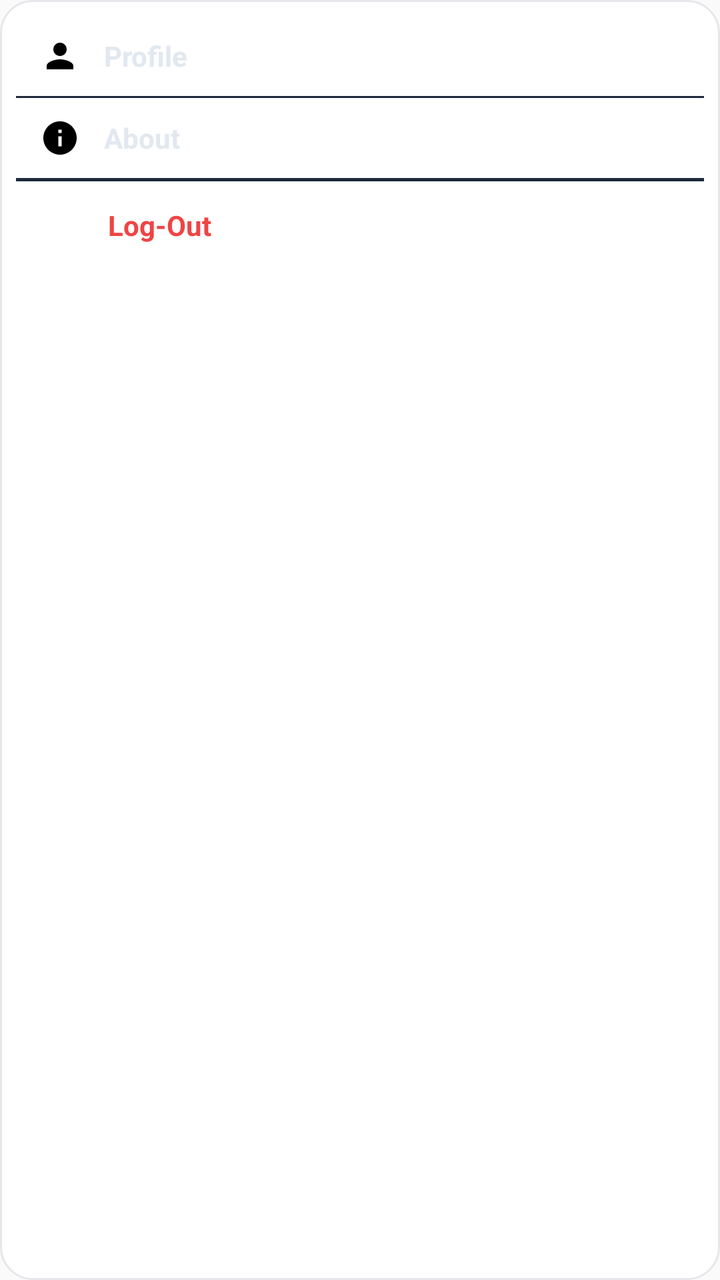
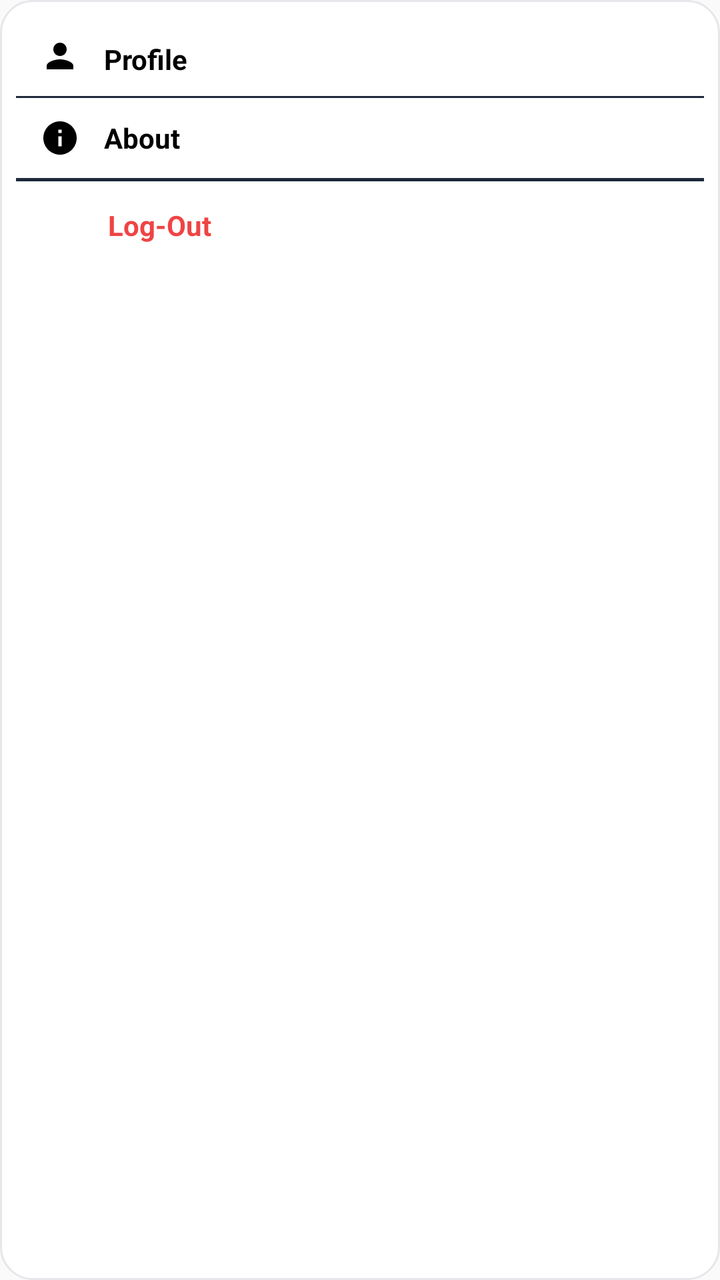

Screens rendered from an Android XML layout before and after an edit, with the pre-edit source and the edit as a unified diff.
<!-- AndroidManifest.xml: application theme Theme.FloodGuard -->
<!-- res/layout/nav_dropdown_menu.xml -->
<?xml version="1.0" encoding="utf-8"?>
<LinearLayout xmlns:android="http://schemas.android.com/apk/res/android"
    android:layout_width="180dp"
    android:layout_height="wrap_content"
    android:background="@drawable/dropdown_menu_bg"
    android:orientation="vertical"
    android:padding="8dp">

    
    <LinearLayout
        android:id="@+id/menuProfile"
        android:layout_width="match_parent"
        android:layout_height="40dp"
        android:clickable="true"
        android:focusable="true"
        android:gravity="center_vertical"
        android:orientation="horizontal"
        android:paddingStart="12dp"
        android:paddingEnd="12dp">

        <ImageView
            android:layout_width="20dp"
            android:layout_height="20dp"
            android:src="@drawable/ic_profile"
            android:contentDescription="Profile" />

        <TextView
            android:layout_width="wrap_content"
            android:layout_height="wrap_content"
            android:layout_marginStart="12dp"
            android:text="Profile"
            android:textColor="#E2E8F0"
            android:textSize="14sp"
            android:textStyle="bold" />
    </LinearLayout>

    <View
        android:layout_width="match_parent"
        android:layout_height="1dp"
        android:background="#1E293B" />

    
    <LinearLayout
        android:id="@+id/menuAbout"
        android:layout_width="match_parent"
        android:layout_height="40dp"
        android:clickable="true"
        android:focusable="true"
        android:gravity="center_vertical"
        android:orientation="horizontal"
        android:paddingStart="12dp"
        android:paddingEnd="12dp">

        <ImageView
            android:layout_width="20dp"
            android:layout_height="20dp"
            android:src="@drawable/ic_info"
            android:contentDescription="About" />

        <TextView
            android:layout_width="wrap_content"
            android:layout_height="wrap_content"
            android:layout_marginStart="12dp"
            android:text="About"
            android:textColor="#E2E8F0"
            android:textSize="14sp"
            android:textStyle="bold" />
    </LinearLayout>

    <View
        android:layout_width="match_parent"
        android:layout_height="1.5dp"
        android:background="#1E293B" />

    
    <LinearLayout
        android:id="@+id/menuLogout"
        android:layout_width="match_parent"
        android:layout_height="44dp"
        android:clickable="true"
        android:focusable="true"
        android:gravity="center_vertical"
        android:orientation="horizontal"
        android:paddingStart="12dp"
        android:paddingEnd="12dp">

        <ImageView
            android:layout_width="22dp"
            android:layout_height="22dp"
            android:src="@drawable/ic_logout"
            android:contentDescription="Log-Out" />

        <TextView
            android:layout_width="wrap_content"
            android:layout_height="wrap_content"
            android:layout_marginStart="12dp"
            android:text="Log-Out"
            android:textColor="#EF4444"
            android:textSize="14sp"
            android:textStyle="bold" />
    </LinearLayout>

</LinearLayout>
<!-- resources referenced by this layout -->
<resources>
  <!-- drawable dropdown_menu_bg (drawable) -->
  <?xml version="1.0" encoding="utf-8"?>
  <shape xmlns:android="http://schemas.android.com/apk/res/android"
      android:shape="rectangle">
      <solid android:color="#FFFFFF" />
      <corners android:radius="16dp" />
      <stroke
          android:width="1dp"
          android:color="#E5E7EB" />
  </shape>
  <!-- drawable ic_info (drawable) -->
  <vector xmlns:android="http://schemas.android.com/apk/res/android"
      android:width="24dp"
      android:height="24dp"
      android:viewportWidth="24"
      android:viewportHeight="24">
      <path
          android:fillColor="#000000"
          android:pathData="M12,2C6.48,2 2,6.48 2,12s4.48,10 10,10 10,-4.48 10,-10S17.52,2 12,2zm1,15h-2v-6h2v6zm0,-8h-2V7h2v2z" />
  </vector>
  <!-- drawable ic_logout (drawable) -->
  <vector xmlns:android="http://schemas.android.com/apk/res/android"
      android:width="20dp"
      android:height="20dp"
      android:viewportWidth="24"
      android:viewportHeight="24">
      <path
          android:fillColor="#FFFFFF"
          android:pathData="M17,7l-1.41,1.41L18.17,11H8v2h10.17l-2.58,2.58L17,17l5,-5zM4,5h8V3H4c-1.1,0 -2,0.9 -2,2v14c0,1.1 0.9,2 2,2h8v-2H4V5z" />
  </vector>
  <!-- drawable ic_profile (drawable) -->
  <vector xmlns:android="http://schemas.android.com/apk/res/android"
      android:width="24dp"
      android:height="24dp"
      android:viewportWidth="24"
      android:viewportHeight="24">
      <path
          android:fillColor="#000000"
          android:pathData="M12,12c2.21,0 4,-1.79 4,-4s-1.79,-4 -4,-4 -4,1.79 -4,4 1.79,4 4,4zm0,2c-2.67,0 -8,1.34 -8,4v2h16v-2c0,-2.66 -5.33,-4 -8,-4z" />
  </vector>
  <style name="Theme.FloodGuard" parent="Theme.AppCompat.DayNight.NoActionBar">
          <item name="windowActionBar">false</item>
          <item name="windowNoTitle">true</item>
      </style>
</resources>

<!-- the commit's change to res/layout/nav_dropdown_menu.xml (unified diff, before → after) -->
@@ -26,10 +26,10 @@
 
         <TextView
             android:layout_width="wrap_content"
-            android:layout_height="wrap_content"
+            android:layout_height="16dp"
             android:layout_marginStart="12dp"
             android:text="Profile"
-            android:textColor="#E2E8F0"
+            android:textColor="#000000"
             android:textSize="14sp"
             android:textStyle="bold" />
     </LinearLayout>
@@ -62,7 +62,7 @@
             android:layout_height="wrap_content"
             android:layout_marginStart="12dp"
             android:text="About"
-            android:textColor="#E2E8F0"
+            android:textColor="#000000"
             android:textSize="14sp"
             android:textStyle="bold" />
     </LinearLayout>
